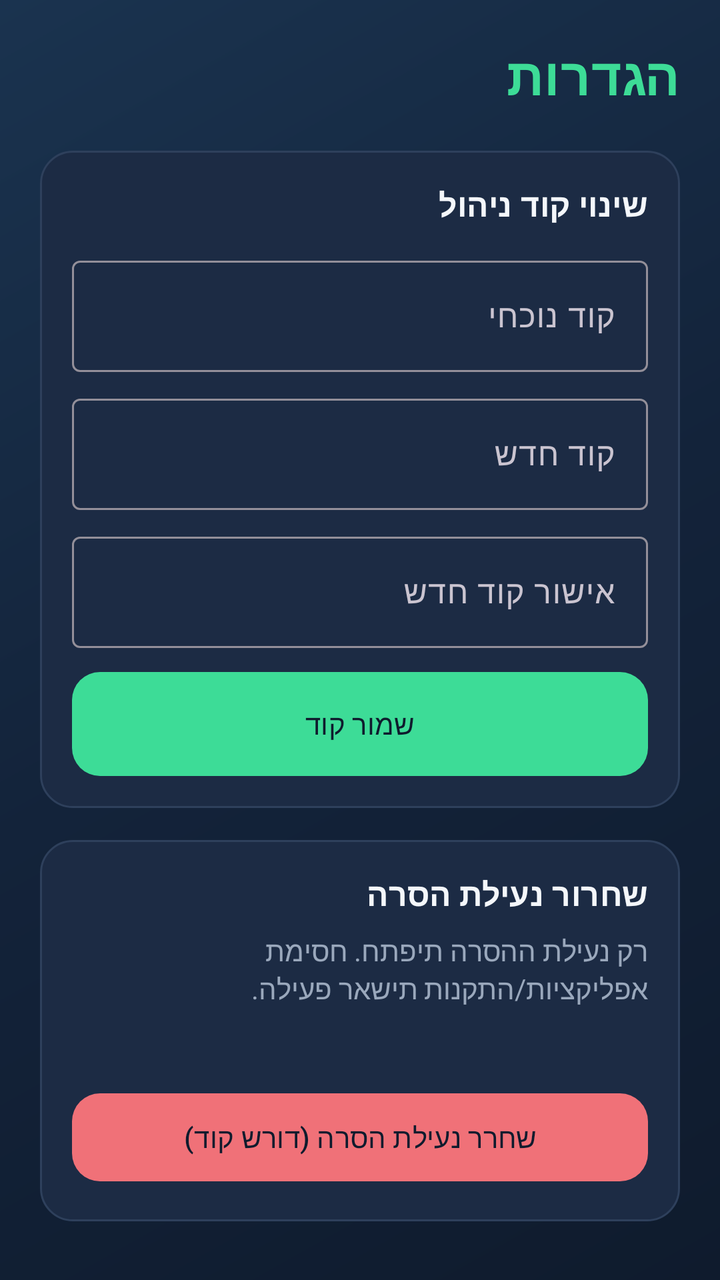
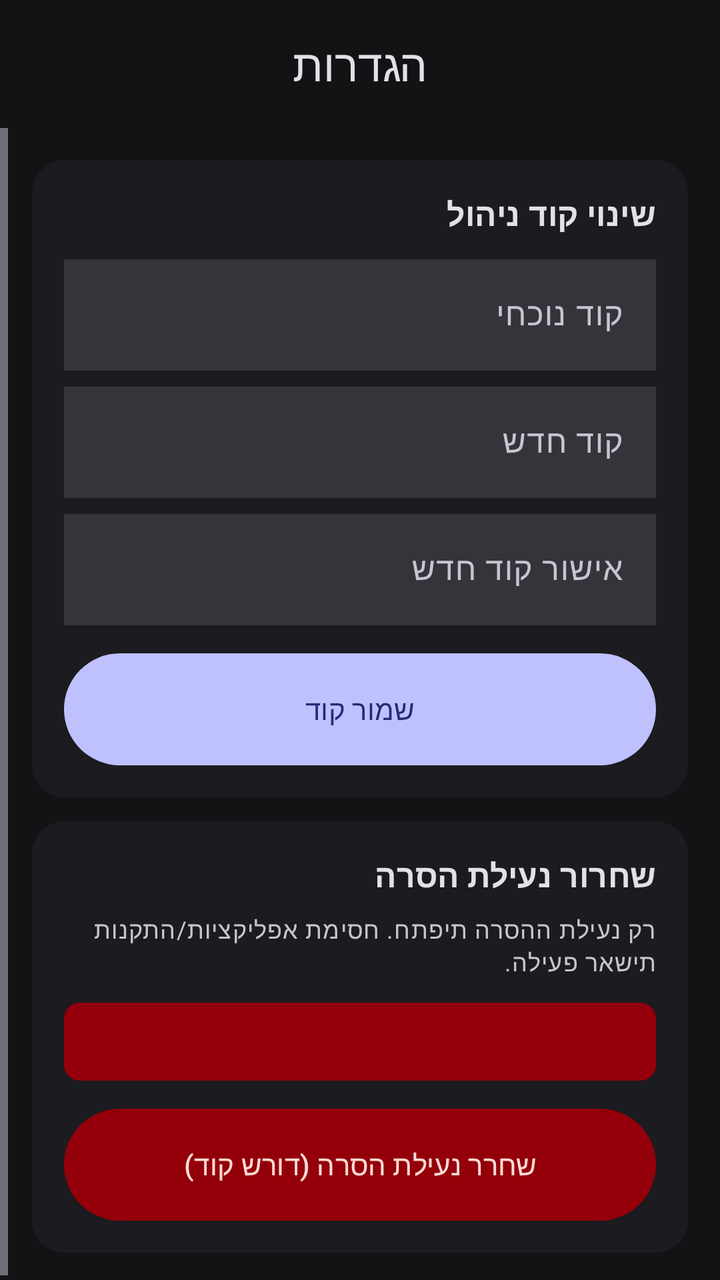

Compare the two renders of this Android layout. The source of the first and the diff that turns it into the second are given below.
<!-- AndroidManifest.xml: application theme Theme.AppGuard -->
<!-- res/layout/activity_settings.xml -->
<?xml version="1.0" encoding="utf-8"?>
<ScrollView xmlns:android="http://schemas.android.com/apk/res/android"
    android:layout_width="match_parent"
    android:layout_height="match_parent"
    android:background="@drawable/bg_gradient"
    android:clipToPadding="false"
    android:layoutDirection="rtl"
    android:fillViewport="true">

    <LinearLayout
        android:layout_width="match_parent"
        android:layout_height="wrap_content"
        android:orientation="vertical"
        android:padding="20dp">

        <TextView
            style="@style/Text.Brand"
            android:layout_width="match_parent"
            android:layout_height="wrap_content"
            android:text="@string/settings_title"
            android:textSize="26sp" />

        <LinearLayout
            android:layout_width="match_parent"
            android:layout_height="wrap_content"
            android:layout_marginTop="20dp"
            android:background="@drawable/bg_panel"
            android:orientation="vertical"
            android:padding="16dp">

            <TextView
                style="@style/Text.Section"
                android:layout_width="match_parent"
                android:layout_height="wrap_content"
                android:text="@string/change_pin" />

            <com.google.android.material.textfield.TextInputLayout
                android:layout_width="match_parent"
                android:layout_height="wrap_content"
                android:layout_marginTop="12dp"
                android:hint="@string/current_pin">

                <com.google.android.material.textfield.TextInputEditText
                    android:id="@+id/currentPin"
                    android:layout_width="match_parent"
                    android:layout_height="wrap_content"
                    android:inputType="numberPassword"
                    android:maxLength="8" />
            </com.google.android.material.textfield.TextInputLayout>

            <com.google.android.material.textfield.TextInputLayout
                android:layout_width="match_parent"
                android:layout_height="wrap_content"
                android:layout_marginTop="8dp"
                android:hint="@string/new_pin">

                <com.google.android.material.textfield.TextInputEditText
                    android:id="@+id/newPin"
                    android:layout_width="match_parent"
                    android:layout_height="wrap_content"
                    android:inputType="numberPassword"
                    android:maxLength="8" />
            </com.google.android.material.textfield.TextInputLayout>

            <com.google.android.material.textfield.TextInputLayout
                android:layout_width="match_parent"
                android:layout_height="wrap_content"
                android:layout_marginTop="8dp"
                android:hint="@string/confirm_new_pin">

                <com.google.android.material.textfield.TextInputEditText
                    android:id="@+id/confirmPin"
                    android:layout_width="match_parent"
                    android:layout_height="wrap_content"
                    android:inputType="numberPassword"
                    android:maxLength="8" />
            </com.google.android.material.textfield.TextInputLayout>

            <com.google.android.material.button.MaterialButton
                android:id="@+id/btnSavePin"
                android:layout_width="match_parent"
                android:layout_height="wrap_content"
                android:layout_marginTop="12dp"
                android:text="@string/save_pin" />
        </LinearLayout>

        <LinearLayout
            android:layout_width="match_parent"
            android:layout_height="wrap_content"
            android:layout_marginTop="16dp"
            android:background="@drawable/bg_panel"
            android:orientation="vertical"
            android:padding="16dp">

            <TextView
                style="@style/Text.Section"
                android:layout_width="match_parent"
                android:layout_height="wrap_content"
                android:text="@string/unlock_uninstall_title" />

            <TextView
                android:layout_width="match_parent"
                android:layout_height="wrap_content"
                android:layout_marginTop="8dp"
                android:text="@string/unlock_uninstall_desc"
                android:textColor="@color/text_secondary" />

            <TextView
                android:id="@+id/unlockStatus"
                android:layout_width="match_parent"
                android:layout_height="wrap_content"
                android:layout_marginTop="8dp"
                android:textColor="@color/warning" />

            <com.google.android.material.button.MaterialButton
                android:id="@+id/btnUnlockUninstall"
                style="@style/Widget.AppGuard.Button.Danger"
                android:layout_width="match_parent"
                android:layout_height="wrap_content"
                android:layout_marginTop="12dp"
                android:text="@string/unlock_uninstall" />

            <com.google.android.material.button.MaterialButton
                android:id="@+id/btnRelockUninstall"
                style="@style/Widget.AppGuard.Button.Outlined"
                android:layout_width="match_parent"
                android:layout_height="wrap_content"
                android:layout_marginTop="8dp"
                android:text="@string/relock_uninstall"
                android:visibility="gone" />
        </LinearLayout>
    </LinearLayout>
</ScrollView>
<!-- resources referenced by this layout -->
<resources>
  <color name="text_secondary">#9AA8BC</color>
  <color name="warning">#FFCC66</color>
  <!-- drawable bg_gradient (drawable) -->
  <?xml version="1.0" encoding="utf-8"?>
  <shape xmlns:android="http://schemas.android.com/apk/res/android"
      android:shape="rectangle">
      <gradient
          android:angle="135"
          android:startColor="#0F1B2D"
          android:centerColor="#13233A"
          android:endColor="#1A334F"
          android:type="linear" />
  </shape>
  <!-- drawable bg_panel (drawable) -->
  <?xml version="1.0" encoding="utf-8"?>
  <shape xmlns:android="http://schemas.android.com/apk/res/android"
      android:shape="rectangle">
      <solid android:color="@color/surface" />
      <corners android:radius="16dp" />
      <stroke
          android:width="1dp"
          android:color="@color/stroke" />
  </shape>
  <style name="Text.Brand" parent="TextAppearance.Material3.HeadlineLarge">
          <item name="android:textColor">@color/accent</item>
          <item name="android:textStyle">bold</item>
          <item name="android:letterSpacing">0.01</item>
      </style>
  <style name="Text.Section" parent="TextAppearance.Material3.TitleMedium">
          <item name="android:textColor">@color/text_primary</item>
          <item name="android:textStyle">bold</item>
      </style>
  <style name="Widget.AppGuard.Button.Danger" parent="Widget.Material3.Button">
          <item name="backgroundTint">@color/danger</item>
          <item name="android:textColor">@color/bg</item>
          <item name="cornerRadius">14dp</item>
          <item name="android:minHeight">52dp</item>
      </style>
  <style name="Widget.AppGuard.Button.Outlined" parent="Widget.Material3.Button.OutlinedButton">
          <item name="strokeColor">@color/stroke</item>
          <item name="android:textColor">@color/text_primary</item>
          <item name="cornerRadius">14dp</item>
          <item name="android:minHeight">48dp</item>
      </style>
  <style name="Theme.AppGuard" parent="Theme.Material3.Dark.NoActionBar">
          <item name="colorPrimary">@color/accent</item>
          <item name="colorPrimaryContainer">@color/accent_dim</item>
          <item name="colorOnPrimary">@color/bg</item>
          <item name="colorSecondary">@color/warning</item>
          <item name="colorError">@color/danger</item>
          <item name="android:statusBarColor">@android:color/transparent</item>
          <item name="android:navigationBarColor">@android:color/transparent</item>
          <item name="android:windowBackground">@color/bg</item>
          <item name="android:textColorPrimary">@color/text_primary</item>
          <item name="android:textColorSecondary">@color/text_secondary</item>
          <item name="materialButtonStyle">@style/Widget.AppGuard.Button</item>
          <item name="android:windowLayoutInDisplayCutoutMode">shortEdges</item>
      </style>
  <color name="surface">#1C2B44</color>
  <color name="stroke">#2E405C</color>
  <color name="accent">#3DDC97</color>
  <color name="text_primary">#F4F7FB</color>
  <color name="danger">#F07178</color>
  <color name="bg">#0F1B2D</color>
  <color name="accent_dim">#2A9B6C</color>
  <style name="Widget.AppGuard.Button" parent="Widget.Material3.Button">
          <item name="backgroundTint">@color/accent</item>
          <item name="android:textColor">@color/bg</item>
          <item name="cornerRadius">14dp</item>
          <item name="android:minHeight">52dp</item>
          <item name="android:insetTop">0dp</item>
          <item name="android:insetBottom">0dp</item>
      </style>
  <!-- unchanged entries left out for length: 10 -->
</resources>

<!-- the commit's change to res/layout/activity_settings.xml (unified diff, before → after) -->
@@ -1,133 +1,150 @@
 <?xml version="1.0" encoding="utf-8"?>
-<ScrollView xmlns:android="http://schemas.android.com/apk/res/android"
+<LinearLayout xmlns:android="http://schemas.android.com/apk/res/android"
+    xmlns:app="http://schemas.android.com/apk/res-auto"
     android:layout_width="match_parent"
     android:layout_height="match_parent"
-    android:background="@drawable/bg_gradient"
-    android:clipToPadding="false"
+    android:background="?attr/colorSurface"
     android:layoutDirection="rtl"
-    android:fillViewport="true">
+    android:orientation="vertical">
 
-    <LinearLayout
+    <com.google.android.material.appbar.MaterialToolbar
         android:layout_width="match_parent"
-        android:layout_height="wrap_content"
-        android:orientation="vertical"
-        android:padding="20dp">
+        android:layout_height="?attr/actionBarSize"
+        app:title="@string/settings_title"
+        app:titleCentered="true" />
 
-        <TextView
-            style="@style/Text.Brand"
-            android:layout_width="match_parent"
-            android:layout_height="wrap_content"
-            android:text="@string/settings_title"
-            android:textSize="26sp" />
+    <ScrollView
+        android:layout_width="match_parent"
+        android:layout_height="match_parent"
+        android:clipToPadding="false"
+        android:fillViewport="true">
 
         <LinearLayout
             android:layout_width="match_parent"
             android:layout_height="wrap_content"
-            android:layout_marginTop="20dp"
-            android:background="@drawable/bg_panel"
             android:orientation="vertical"
             android:padding="16dp">
 
-            <TextView
-                style="@style/Text.Section"
+            <com.google.android.material.card.MaterialCardView
+                android:layout_width="match_parent"
+                android:layout_height="wrap_content">
+
+                <LinearLayout
+                    android:layout_width="match_parent"
+                    android:layout_height="wrap_content"
+                    android:orientation="vertical"
+                    android:padding="16dp">
+
+                    <TextView
+                        style="@style/Text.Section"
+                        android:layout_width="match_parent"
+                        android:layout_height="wrap_content"
+                        android:text="@string/change_pin" />
+
+                    <com.google.android.material.textfield.TextInputLayout
+                        android:layout_width="match_parent"
+                        android:layout_height="wrap_content"
+                        android:layout_marginTop="12dp"
+                        android:hint="@string/current_pin">
+
+                        <com.google.android.material.textfield.TextInputEditText
+                            android:id="@+id/currentPin"
+                            android:layout_width="match_parent"
+                            android:layout_height="wrap_content"
+                            android:inputType="numberPassword"
+                            android:maxLength="8" />
+                    </com.google.android.material.textfield.TextInputLayout>
+
+                    <com.google.android.material.textfield.TextInputLayout
+                        android:layout_width="match_parent"
+                        android:layout_height="wrap_content"
+                        android:layout_marginTop="8dp"
+                        android:hint="@string/new_pin">
+
+                        <com.google.android.material.textfield.TextInputEditText
+                            android:id="@+id/newPin"
+                            android:layout_width="match_parent"
+                            android:layout_height="wrap_content"
+                            android:inputType="numberPassword"
+                            android:maxLength="8" />
+                    </com.google.android.material.textfield.TextInputLayout>
+
+                    <com.google.android.material.textfield.TextInputLayout
+                        android:layout_width="match_parent"
+                        android:layout_height="wrap_content"
+                        android:layout_marginTop="8dp"
+                        android:hint="@string/confirm_new_pin">
+
+                        <com.google.android.material.textfield.TextInputEditText
+                            android:id="@+id/confirmPin"
+                            android:layout_width="match_parent"
+                            android:layout_height="wrap_content"
+                            android:inputType="numberPassword"
+                            android:maxLength="8" />
+                    </com.google.android.material.textfield.TextInputLayout>
+
+                    <com.google.android.material.button.MaterialButton
+                        android:id="@+id/btnSavePin"
+                        android:layout_width="match_parent"
+                        android:layout_height="wrap_content"
+                        android:layout_marginTop="14dp"
+                        android:text="@string/save_pin" />
+                </LinearLayout>
+            </com.google.android.material.card.MaterialCardView>
+
+            <com.google.android.material.card.MaterialCardView
                 android:layout_width="match_parent"
                 android:layout_height="wrap_content"
-                android:text="@string/change_pin" />
+                android:layout_marginTop="12dp">
 
-            <com.google.android.material.textfield.TextInputLayout
-                android:layout_width="match_parent"
-                android:layout_height="wrap_content"
-                android:layout_marginTop="12dp"
-                android:hint="@string/current_pin">
-
-                <com.google.android.material.textfield.TextInputEditText
-                    android:id="@+id/currentPin"
+                <LinearLayout
                     android:layout_width="match_parent"
                     android:layout_height="wrap_content"
-                    android:inputType="numberPassword"
-                    android:maxLength="8" />
-            </com.google.android.material.textfield.TextInputLayout>
+                    android:orientation="vertical"
+                    android:padding="16dp">
 
-            <com.google.android.material.textfield.TextInputLayout
-                android:layout_width="match_parent"
-                android:layout_height="wrap_content"
-                android:layout_marginTop="8dp"
-                android:hint="@string/new_pin">
+                    <TextView
+                        style="@style/Text.Section"
+                        android:layout_width="match_parent"
+                        android:layout_height="wrap_content"
+                        android:text="@string/unlock_uninstall_title" />
 
-                <com.google.android.material.textfield.TextInputEditText
-                    android:id="@+id/newPin"
-                    android:layout_width="match_parent"
-                    android:layout_height="wrap_content"
-                    android:inputType="numberPassword"
-                    android:maxLength="8" />
-            </com.google.android.material.textfield.TextInputLayout>
+                    <TextView
+                        android:layout_width="match_parent"
+                        android:layout_height="wrap_content"
+                        android:layout_marginTop="8dp"
+                        android:text="@string/unlock_uninstall_desc"
+                        android:textAppearance="@style/TextAppearance.Material3.BodySmall"
+                        android:textColor="?attr/colorOnSurfaceVariant" />
 
-            <com.google.android.material.textfield.TextInputLayout
-                android:layout_width="match_parent"
-                android:layout_height="wrap_content"
-                android:layout_marginTop="8dp"
-                android:hint="@string/confirm_new_pin">
+                    <TextView
+                        android:id="@+id/unlockStatus"
+                        android:layout_width="match_parent"
+                        android:layout_height="wrap_content"
+                        android:layout_marginTop="12dp"
+                        android:background="@drawable/bg_badge_off"
+                        android:padding="10dp"
+                        android:textAppearance="@style/TextAppearance.Material3.LabelLarge"
+                        android:textColor="?attr/colorOnErrorContainer" />
 
-                <com.google.android.material.textfield.TextInputEditText
-                    android:id="@+id/confirmPin"
-                    android:layout_width="match_parent"
-                    android:layout_height="wrap_content"
-                    android:inputType="numberPassword"
-                    android:maxLength="8" />
-            </com.google.android.material.textfield.TextInputLayout>
+                    <com.google.android.material.button.MaterialButton
+                        android:id="@+id/btnUnlockUninstall"
+                        style="@style/Widget.AppGuard.Button.Danger"
+                        android:layout_width="match_parent"
+                        android:layout_height="wrap_content"
+                        android:layout_marginTop="14dp"
+                        android:text="@string/unlock_uninstall" />
 
-            <com.google.android.material.button.MaterialButton
-                android:id="@+id/btnSavePin"
-                android:layout_width="match_parent"
-                android:layout_height="wrap_content"
-                android:layout_marginTop="12dp"
-                android:text="@string/save_pin" />
+                    <com.google.android.material.button.MaterialButton
+                        android:id="@+id/btnRelockUninstall"
+                        style="@style/Widget.AppGuard.Button.Outlined"
+                        android:layout_width="match_parent"
+                        android:layout_height="wrap_content"
+                        android:layout_marginTop="8dp"
+                        android:text="@string/relock_uninstall"
+                        android:visibility="gone" />
+                </LinearLayout>
+            </com.google.android.material.card.MaterialCardView>
         </LinearLayout>
-
-        <LinearLayout
-            android:layout_width="match_parent"
-            android:layout_height="wrap_content"
-            android:layout_marginTop="16dp"
-            android:background="@drawable/bg_panel"
-            android:orientation="vertical"
-            android:padding="16dp">
-
-            <TextView
-                style="@style/Text.Section"
-                android:layout_width="match_parent"
-                android:layout_height="wrap_content"
-                android:text="@string/unlock_uninstall_title" />
-
-            <TextView
-                android:layout_width="match_parent"
-                android:layout_height="wrap_content"
-                android:layout_marginTop="8dp"
-                android:text="@string/unlock_uninstall_desc"
-                android:textColor="@color/text_secondary" />
-
-            <TextView
-                android:id="@+id/unlockStatus"
-                android:layout_width="match_parent"
-                android:layout_height="wrap_content"
-                android:layout_marginTop="8dp"
-                android:textColor="@color/warning" />
-
-            <com.google.android.material.button.MaterialButton
-                android:id="@+id/btnUnlockUninstall"
-                style="@style/Widget.AppGuard.Button.Danger"
-                android:layout_width="match_parent"
-                android:layout_height="wrap_content"
-                android:layout_marginTop="12dp"
-                android:text="@string/unlock_uninstall" />
-
-            <com.google.android.material.button.MaterialButton
-                android:id="@+id/btnRelockUninstall"
-                style="@style/Widget.AppGuard.Button.Outlined"
-                android:layout_width="match_parent"
-                android:layout_height="wrap_content"
-                android:layout_marginTop="8dp"
-                android:text="@string/relock_uninstall"
-                android:visibility="gone" />
-        </LinearLayout>
-    </LinearLayout>
-</ScrollView>
+    </ScrollView>
+</LinearLayout>
<!-- resource entries referenced after the edit -->
@@ -1,77 +1,149 @@
 <!-- resources referenced by this layout -->
 <resources>
-  <color name="text_secondary">#9AA8BC</color>
-  <color name="warning">#FFCC66</color>
-  <!-- drawable bg_gradient (drawable) -->
+  <!-- drawable bg_badge_off (drawable) -->
   <?xml version="1.0" encoding="utf-8"?>
   <shape xmlns:android="http://schemas.android.com/apk/res/android"
       android:shape="rectangle">
-      <gradient
-          android:angle="135"
-          android:startColor="#0F1B2D"
-          android:centerColor="#13233A"
-          android:endColor="#1A334F"
-          android:type="linear" />
+      <solid android:color="@color/md_theme_error_container" />
+      <corners android:radius="8dp" />
+      <padding
+          android:left="10dp"
+          android:top="4dp"
+          android:right="10dp"
+          android:bottom="4dp" />
   </shape>
-  <!-- drawable bg_panel (drawable) -->
-  <?xml version="1.0" encoding="utf-8"?>
-  <shape xmlns:android="http://schemas.android.com/apk/res/android"
-      android:shape="rectangle">
-      <solid android:color="@color/surface" />
-      <corners android:radius="16dp" />
-      <stroke
-          android:width="1dp"
-          android:color="@color/stroke" />
-  </shape>
-  <style name="Text.Brand" parent="TextAppearance.Material3.HeadlineLarge">
-          <item name="android:textColor">@color/accent</item>
-          <item name="android:textStyle">bold</item>
-          <item name="android:letterSpacing">0.01</item>
-      </style>
   <style name="Text.Section" parent="TextAppearance.Material3.TitleMedium">
-          <item name="android:textColor">@color/text_primary</item>
+          <item name="android:textColor">?attr/colorOnSurface</item>
           <item name="android:textStyle">bold</item>
       </style>
   <style name="Widget.AppGuard.Button.Danger" parent="Widget.Material3.Button">
-          <item name="backgroundTint">@color/danger</item>
-          <item name="android:textColor">@color/bg</item>
-          <item name="cornerRadius">14dp</item>
-          <item name="android:minHeight">52dp</item>
+          <item name="backgroundTint">?attr/colorErrorContainer</item>
+          <item name="android:textColor">?attr/colorOnErrorContainer</item>
+          <item name="android:minHeight">56dp</item>
+          <item name="android:insetTop">0dp</item>
+          <item name="android:insetBottom">0dp</item>
+          <item name="cornerRadius">28dp</item>
+          <item name="android:textAllCaps">false</item>
+          <item name="elevation">0dp</item>
       </style>
   <style name="Widget.AppGuard.Button.Outlined" parent="Widget.Material3.Button.OutlinedButton">
-          <item name="strokeColor">@color/stroke</item>
-          <item name="android:textColor">@color/text_primary</item>
-          <item name="cornerRadius">14dp</item>
-          <item name="android:minHeight">48dp</item>
-      </style>
-  <style name="Theme.AppGuard" parent="Theme.Material3.Dark.NoActionBar">
-          <item name="colorPrimary">@color/accent</item>
-          <item name="colorPrimaryContainer">@color/accent_dim</item>
-          <item name="colorOnPrimary">@color/bg</item>
-          <item name="colorSecondary">@color/warning</item>
-          <item name="colorError">@color/danger</item>
-          <item name="android:statusBarColor">@android:color/transparent</item>
-          <item name="android:navigationBarColor">@android:color/transparent</item>
-          <item name="android:windowBackground">@color/bg</item>
-          <item name="android:textColorPrimary">@color/text_primary</item>
-          <item name="android:textColorSecondary">@color/text_secondary</item>
-          <item name="materialButtonStyle">@style/Widget.AppGuard.Button</item>
-          <item name="android:windowLayoutInDisplayCutoutMode">shortEdges</item>
-      </style>
-  <color name="surface">#1C2B44</color>
-  <color name="stroke">#2E405C</color>
-  <color name="accent">#3DDC97</color>
-  <color name="text_primary">#F4F7FB</color>
-  <color name="danger">#F07178</color>
-  <color name="bg">#0F1B2D</color>
-  <color name="accent_dim">#2A9B6C</color>
-  <style name="Widget.AppGuard.Button" parent="Widget.Material3.Button">
-          <item name="backgroundTint">@color/accent</item>
-          <item name="android:textColor">@color/bg</item>
-          <item name="cornerRadius">14dp</item>
           <item name="android:minHeight">52dp</item>
           <item name="android:insetTop">0dp</item>
           <item name="android:insetBottom">0dp</item>
+          <item name="cornerRadius">28dp</item>
+          <item name="strokeColor">?attr/colorOutline</item>
+          <item name="android:textAllCaps">false</item>
+      </style>
+  <style name="Theme.AppGuard" parent="Theme.Material3.Dark.NoActionBar">
+          <item name="colorPrimary">@color/md_theme_primary</item>
+          <item name="colorOnPrimary">@color/md_theme_on_primary</item>
+          <item name="colorPrimaryContainer">@color/md_theme_primary_container</item>
+          <item name="colorOnPrimaryContainer">@color/md_theme_on_primary_container</item>
+          <item name="colorSecondary">@color/md_theme_secondary</item>
+          <item name="colorOnSecondary">@color/md_theme_on_secondary</item>
+          <item name="colorSecondaryContainer">@color/md_theme_secondary_container</item>
+          <item name="colorOnSecondaryContainer">@color/md_theme_on_secondary_container</item>
+          <item name="colorTertiary">@color/md_theme_tertiary</item>
+          <item name="colorOnTertiary">@color/md_theme_on_tertiary</item>
+          <item name="colorTertiaryContainer">@color/md_theme_tertiary_container</item>
+          <item name="colorOnTertiaryContainer">@color/md_theme_on_tertiary_container</item>
+          <item name="colorError">@color/md_theme_error</item>
+          <item name="colorOnError">@color/md_theme_on_error</item>
+          <item name="colorErrorContainer">@color/md_theme_error_container</item>
+          <item name="colorOnErrorContainer">@color/md_theme_on_error_container</item>
+          <item name="android:colorBackground">@color/md_theme_background</item>
+          <item name="colorOnBackground">@color/md_theme_on_background</item>
+          <item name="colorSurface">@color/md_theme_surface</item>
+          <item name="colorOnSurface">@color/md_theme_on_surface</item>
+          <item name="colorSurfaceVariant">@color/md_theme_surface_variant</item>
+          <item name="colorOnSurfaceVariant">@color/md_theme_on_surface_variant</item>
+          <item name="colorOutline">@color/md_theme_outline</item>
+          <item name="colorOutlineVariant">@color/md_theme_outline_variant</item>
+          <item name="colorSurfaceContainer">@color/md_theme_surface_container</item>
+          <item name="colorSurfaceContainerHigh">@color/md_theme_surface_container_high</item>
+          <item name="colorSurfaceContainerHighest">@color/md_theme_surface_container_highest</item>
+          <item name="colorSurfaceContainerLow">@color/md_theme_surface_container_low</item>
+          <item name="colorSurfaceContainerLowest">@color/md_theme_background</item>
+          <item name="android:statusBarColor">@android:color/transparent</item>
+          <item name="android:navigationBarColor">@android:color/transparent</item>
+          <item name="android:windowBackground">@color/md_theme_background</item>
+          <item name="android:windowLayoutInDisplayCutoutMode">shortEdges</item>
+          <item name="materialButtonStyle">@style/Widget.AppGuard.Button</item>
+          <item name="materialCardViewStyle">@style/Widget.AppGuard.Card</item>
+          <item name="checkboxStyle">@style/Widget.AppGuard.CheckBox</item>
+          <item name="materialSwitchStyle">@style/Widget.AppGuard.Switch</item>
+          <item name="textInputStyle">@style/Widget.AppGuard.TextInput</item>
+          <item name="toolbarStyle">@style/Widget.AppGuard.Toolbar</item>
+          <item name="chipStyle">@style/Widget.AppGuard.Chip</item>
+      </style>
+  <color name="md_theme_error_container">#93000A</color>
+  <color name="md_theme_primary">#BFC1FF</color>
+  <color name="md_theme_on_primary">#262A78</color>
+  <color name="md_theme_primary_container">#3D4296</color>
+  <color name="md_theme_on_primary_container">#E0E0FF</color>
+  <color name="md_theme_secondary">#C5C4DD</color>
+  <color name="md_theme_on_secondary">#2E2F42</color>
+  <color name="md_theme_secondary_container">#444559</color>
+  <color name="md_theme_on_secondary_container">#E1E0F9</color>
+  <color name="md_theme_tertiary">#E9B9D3</color>
+  <color name="md_theme_on_tertiary">#46263A</color>
+  <color name="md_theme_tertiary_container">#5F3C51</color>
+  <color name="md_theme_on_tertiary_container">#FFD8EB</color>
+  <color name="md_theme_error">#FFB4AB</color>
+  <color name="md_theme_on_error">#690005</color>
+  <color name="md_theme_on_error_container">#FFDAD6</color>
+  <color name="md_theme_background">#131316</color>
+  <color name="md_theme_on_background">#E4E1E6</color>
+  <color name="md_theme_surface">#131316</color>
+  <color name="md_theme_on_surface">#E4E1E6</color>
+  <color name="md_theme_surface_variant">#46464F</color>
+  <color name="md_theme_on_surface_variant">#C7C5D0</color>
+  <color name="md_theme_outline">#91909A</color>
+  <color name="md_theme_outline_variant">#46464F</color>
+  <color name="md_theme_surface_container">#1C1B1F</color>
+  <color name="md_theme_surface_container_high">#2B2930</color>
+  <color name="md_theme_surface_container_highest">#36343B</color>
+  <color name="md_theme_surface_container_low">#1B1B1F</color>
+  <style name="Widget.AppGuard.Button" parent="Widget.Material3.Button">
+          <item name="android:minHeight">56dp</item>
+          <item name="android:insetTop">0dp</item>
+          <item name="android:insetBottom">0dp</item>
+          <item name="cornerRadius">28dp</item>
+          <item name="android:textAllCaps">false</item>
+          <item name="elevation">0dp</item>
+      </style>
+  <style name="Widget.AppGuard.Card" parent="Widget.Material3.CardView.Filled">
+          <item name="cardBackgroundColor">?attr/colorSurfaceContainer</item>
+          <item name="cardElevation">0dp</item>
+          <item name="strokeWidth">0dp</item>
+          <item name="shapeAppearance">@style/Shape.AppGuard.Card</item>
+      </style>
+  <style name="Widget.AppGuard.CheckBox" parent="Widget.Material3.CompoundButton.CheckBox" />
+  <style name="Widget.AppGuard.Switch" parent="Widget.Material3.CompoundButton.MaterialSwitch" />
+  <style name="Widget.AppGuard.TextInput" parent="Widget.Material3.TextInputLayout.FilledBox">
+          <item name="boxBackgroundColor">?attr/colorSurfaceContainerHighest</item>
+          <item name="boxStrokeWidth">0dp</item>
+          <item name="boxStrokeWidthFocused">0dp</item>
+          <item name="hintTextColor">?attr/colorOnSurfaceVariant</item>
+          <item name="shapeAppearance">@style/Shape.AppGuard.Pill</item>
+      </style>
+  <style name="Widget.AppGuard.Toolbar" parent="Widget.Material3.Toolbar">
+          <item name="android:background">@android:color/transparent</item>
+          <item name="titleCentered">true</item>
+          <item name="titleTextColor">?attr/colorOnSurface</item>
+      </style>
+  <style name="Widget.AppGuard.Chip" parent="Widget.Material3.Chip.Assist">
+          <item name="chipBackgroundColor">?attr/colorSurfaceContainerHighest</item>
+          <item name="android:textColor">?attr/colorOnSurfaceVariant</item>
+          <item name="chipMinHeight">28dp</item>
+          <item name="chipCornerRadius">8dp</item>
+          <item name="ensureMinTouchTargetSize">false</item>
+      </style>
+  <style name="Shape.AppGuard.Card" parent="ShapeAppearance.Material3.Corner.Large">
+          <item name="cornerSize">16dp</item>
+      </style>
+  <style name="Shape.AppGuard.Pill" parent="ShapeAppearance.Material3.Corner.Full">
+          <item name="cornerSize">50%</item>
       </style>
   <!-- unchanged entries left out for length: 10 -->
 </resources>
